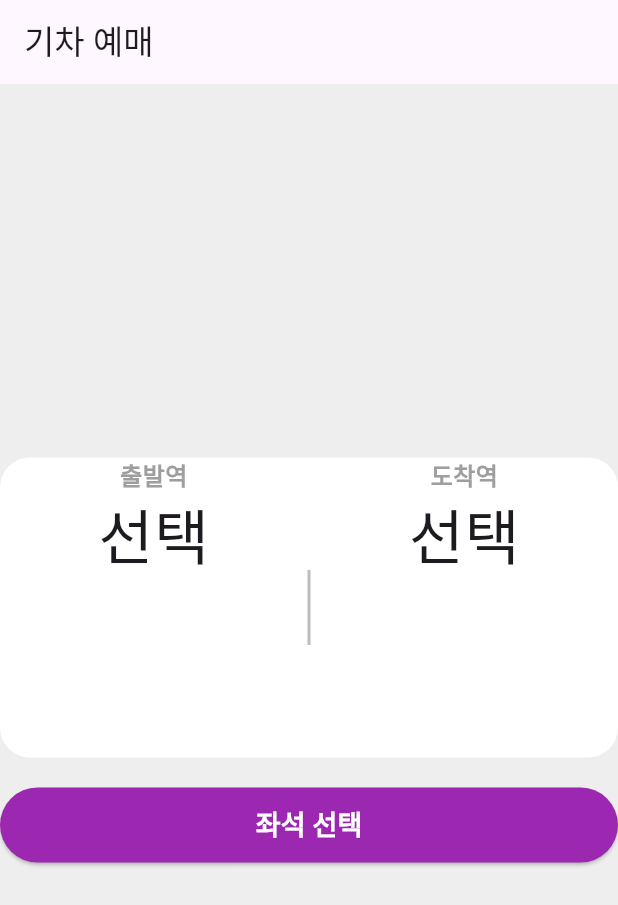
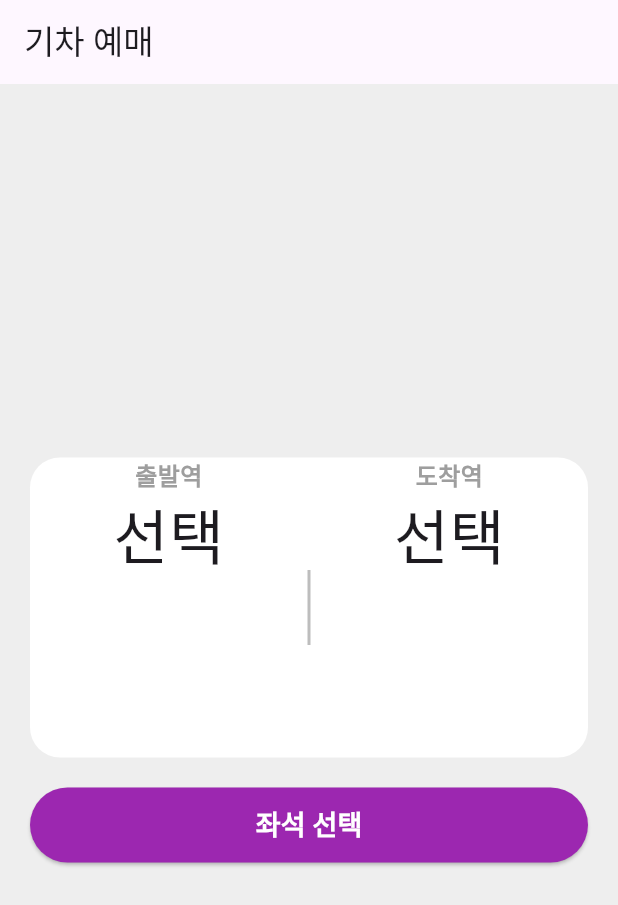
Before and after one commit to seoyeon-haru/flutter_train_app, a Flutter app: the screen it shows after launch, on a phone screen of 412 x 824 dp. Shown: the top 905 px of the screen. Run offline on Flutter 3.47's test engine with Material 3 defaults, Android fonts, the phone set to English and light mode, and no system bars.

Commit message:
Apply global padding

```diff
--- a/lib/home/home_page.dart
+++ b/lib/home/home_page.dart
@@ -9,7 +9,9 @@ class HomePage extends StatelessWidget {
         title: Text('기차 예매'),
       ),
       backgroundColor: Colors.grey[200], // 배경 색상 설정
-      body: Column(
+      body: Padding(
+        padding: const EdgeInsets.symmetric(horizontal: 20),
+        child: Column(
           mainAxisAlignment: MainAxisAlignment.center,
           children: [
             StationSelector(),
@@ -30,6 +32,7 @@ class HomePage extends StatelessWidget {
             )
           ],
         ),
+      ),
     );
   }
 }
```
Lines whose indentation alone changed are shown as unchanged.
